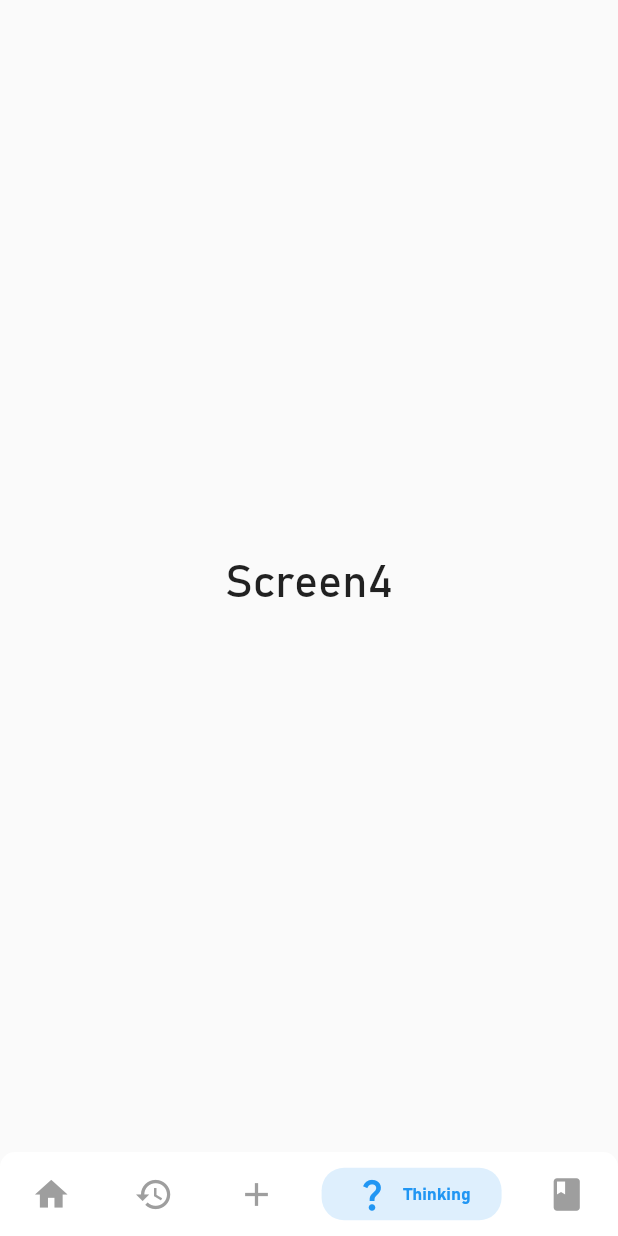
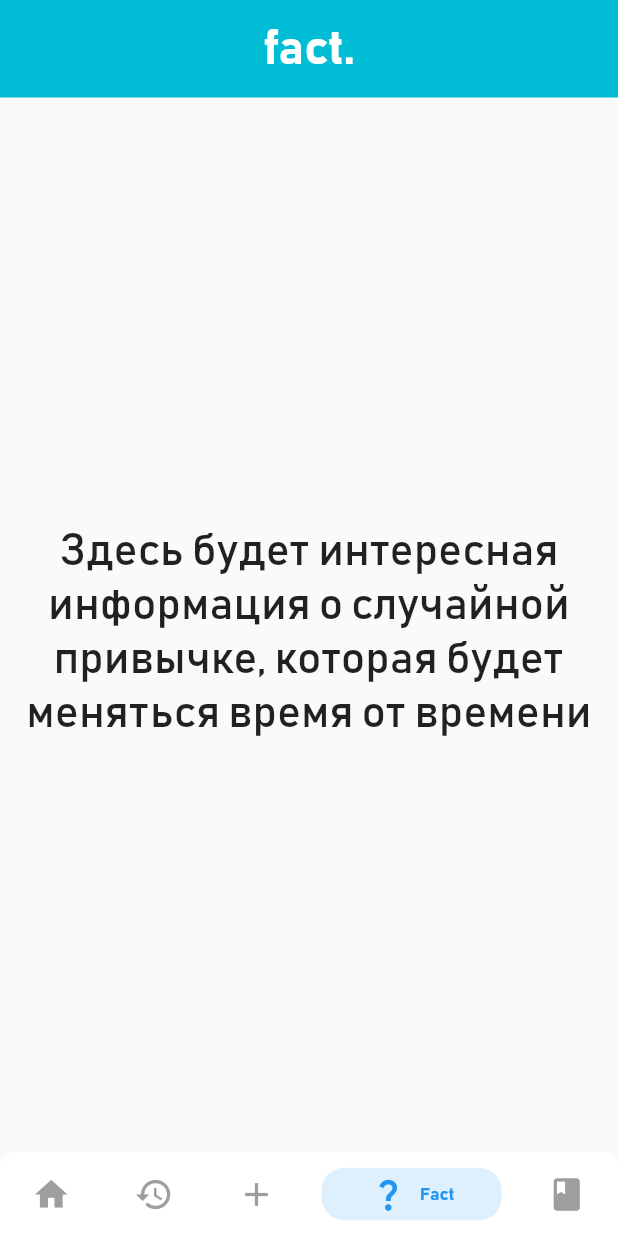
Before and after one commit to dstrigin/habits, a Flutter app: the screen it shows after launch, item 4 of the bottom bar chosen, on a phone screen of 412 x 824 dp. Run offline on Flutter 3.47's test engine with Material 2 defaults, Android fonts, the phone set to English and light mode, and no system bars; drawn by our look-alikes of persistent_bottom_nav_bar; our stand-ins replace cloud_firestore, firebase_core, flutter_svg, hive, hive_flutter; accounts and stored records are empty.

Commit message:
Добавил заглушку под экран "факт"
Дописал информацию о том, что будет из себя представлять этот экран в документацию, прояснил на самом экране

```diff
--- a/habits/lib/elements/appBars.dart
+++ b/habits/lib/elements/appBars.dart
@@ -51,3 +51,20 @@ AppBar histAppBar() {
       toolbarHeight: 65,
   );
 }
+
+AppBar factAppBar() {
+  return AppBar(
+        title: const Text(
+          'fact.',
+          style: TextStyle(
+            color: Colors.white,
+            fontSize: 32,
+            fontWeight: FontWeight.bold
+          ),
+        ),
+      backgroundColor: Colors.cyan,
+      elevation: 0.0,
+      centerTitle: true,
+      toolbarHeight: 65,
+  );
+}
--- a/habits/lib/elements/homeNavyBar.dart
+++ b/habits/lib/elements/homeNavyBar.dart
@@ -5,7 +5,7 @@ import 'package:persistent_bottom_nav_bar/persistent_tab_view.dart';
 import 'package:habits/pages/home.dart';
 import 'package:habits/pages/documentation.dart';
 import 'package:habits/pages/history.dart';
-import 'package:habits/pages/screen.dart';
+import 'package:habits/pages/fact.dart';
 import 'package:habits/pages/add_habit.dart';
 
 /* Класс навигационной панели на главном экране.
@@ -27,7 +27,7 @@ class _homeNavyBarState extends State<HomeNavyBar> {
           const HomePage(),
           const HistoryPage(),
           const AddHabit(),
-          const Screen4(),
+          const FactPage(),
           const DocumentationPage(),
         ];
     }
@@ -58,7 +58,7 @@ class _homeNavyBarState extends State<HomeNavyBar> {
 
             PersistentBottomNavBarItem(
                 icon: const Icon(Icons.question_mark),
-                title: ("Thinking"),
+                title: ("Fact"),
                 activeColorPrimary: Colors.blue,
                 inactiveColorPrimary: Colors.grey,
             ),
--- a/habits/lib/pages/documentation.dart
+++ b/habits/lib/pages/documentation.dart
@@ -50,6 +50,11 @@ class DocumentationPage extends StatelessWidget {
             ),
             SizedBox(height: 16),
             Text(
+              'Мы за то, чтобы вы узнавали что-то новое и интересное, поэтому пользователю предлагается ознакомиться с интересными фактами о какой-либо привычке на четвертой странице - "факт". Информация на ней будет обновляться время от времени, так что вы всегда сможете подчерпнуть что-то для себя.',
+              style: TextStyle(fontSize: 24, color: Colors.black87),
+            ),
+            SizedBox(height: 16),
+            Text(
               'Если у вас есть вопросы или пожелания по поводу работы приложения - я с радостью готов с вами контактировать!',
               style: TextStyle(fontSize: 24, color: Colors.black87),
             ),
--- /dev/null
+++ b/habits/lib/pages/fact.dart
@@ -0,0 +1,20 @@
+import 'package:flutter/material.dart';
+import 'package:habits/elements/appBars.dart';
+
+class FactPage extends StatelessWidget {
+  const FactPage({super.key});
+
+  @override
+  Widget build(BuildContext context) {
+    return Scaffold(
+      appBar: factAppBar(),
+      body: const Center(
+        child: Text(
+          'Здесь будет интересная информация о случайной привычке, которая будет меняться время от времени',
+          style: TextStyle(fontSize: 30),
+          textAlign: TextAlign.center,
+        )
+      )
+    );
+  }
+}
--- a/habits/lib/pages/screen.dart
+++ /dev/null
@@ -1,17 +0,0 @@
-import 'package:flutter/material.dart';
-
-class Screen4 extends StatelessWidget {
-  const Screen4({super.key});
-
-  @override
-  Widget build(BuildContext context) {
-    return const Scaffold(
-      body: Center(
-        child: Text(
-          'Screen4',
-          style: TextStyle(fontSize: 30),
-        )
-      )
-    );
-  }
-}
```
